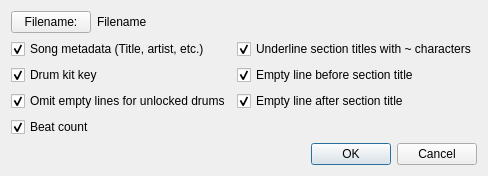
Before: the Qt Designer form src/GUI/asciiDialog.ui in Whatang/DrumBurp, drawn with Qt 5.
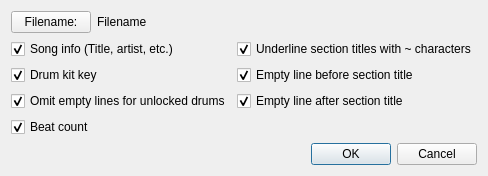
After: the same form once the commit is applied.

The edit to the form file:
```diff
--- a/src/GUI/asciiDialog.ui
+++ b/src/GUI/asciiDialog.ui
@@ -65,7 +65,7 @@
      <item row="0" column="0">
       <widget class="QCheckBox" name="metadataCheck">
        <property name="text">
-        <string>Song metadata (Title, artist, etc.)</string>
+        <string>Song info (Title, artist, etc.)</string>
        </property>
        <property name="checked">
         <bool>true</bool>
```
Left out of the diff: 27 changed lines with no effect on the pictures.
